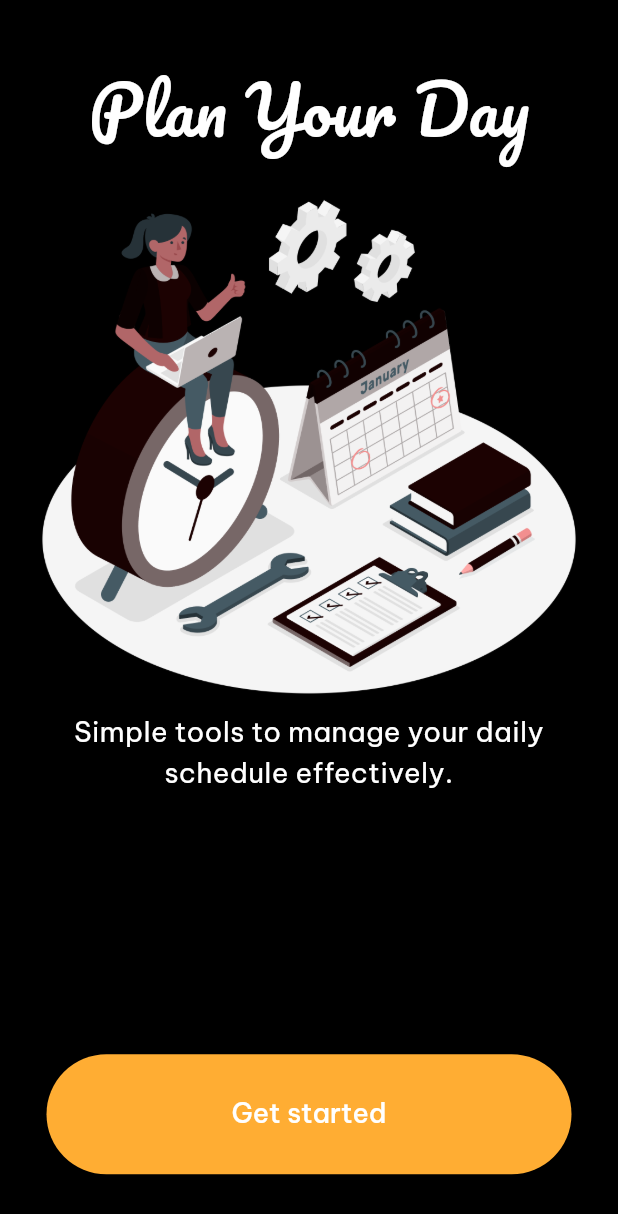
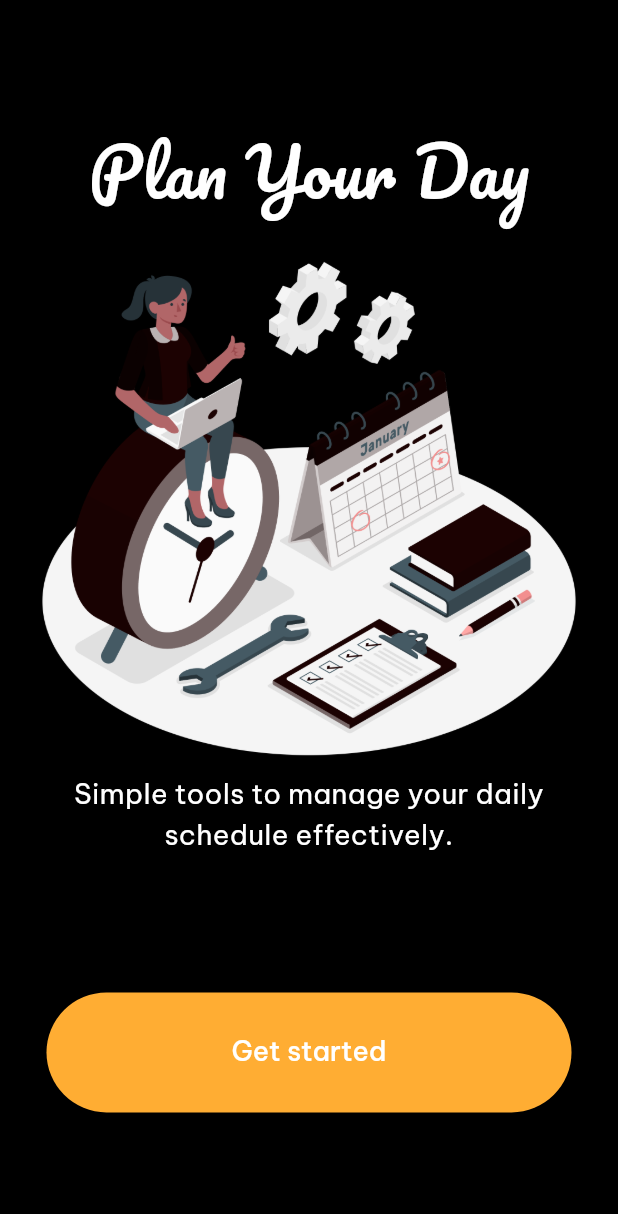
Before and after one commit to ndgthuan/TravelApplication, a Flutter app: the screen it shows after launch, on a phone screen of 412 x 824 dp. Shown: the top 1214 px of the screen. Run offline on Flutter 3.47's test engine with Material 3 defaults, Android fonts, the light colour scheme and no system bars; our stand-ins replace device_preview, firebase_auth, firebase_core, google_fonts, google_sign_in, persistent_bottom_nav_bar_v2; missing offline and left inert: flutter_facebook_auth; accounts and stored records are empty.

Commit message:
Update some stuff

```diff
--- a/lib/screen/Onboarding/screens/start_screen.dart
+++ b/lib/screen/Onboarding/screens/start_screen.dart
@@ -65,15 +65,14 @@ class _StartScreenState extends State<StartScreen>
     final screenWidth = MediaQuery.of(context).size.width;
 
     return Scaffold(
-      body: SafeArea(
-        child: Container(
+      body: Container(
         height: double.infinity,
         width: double.infinity,
-          decoration: const BoxDecoration(color: Color(0xFF000000)),
+        color: Color(0xFF000000),
         // Get start button
         child: Padding(
           padding: EdgeInsets.symmetric(
-              vertical: screenHeight * 0.05,
+            vertical: screenHeight * 0.1,
             horizontal: 20,
           ),
           child: Column(
@@ -81,8 +80,7 @@ class _StartScreenState extends State<StartScreen>
             crossAxisAlignment: CrossAxisAlignment.start,
             children: [
               // Content với animation float từ dưới lên
-                Container(
-                  child: SlideTransition(
+              SlideTransition(
                 position: _buttonSlideAnimation,
                 child: FadeTransition(
                   opacity: _buttonFadeAnimation,
@@ -90,13 +88,11 @@ class _StartScreenState extends State<StartScreen>
                     mainAxisAlignment: MainAxisAlignment.center,
                     crossAxisAlignment: CrossAxisAlignment.center,
                     children: [
-                          Container(
-                            child: Text(
+                      Text(
                         "Plan Your Day",
                         style: GoogleFonts.pacifico(
                           color: Colors.white,
                           fontSize: 44,
-                              ),
                         ),
                       ),
                       Container(
@@ -120,7 +116,6 @@ class _StartScreenState extends State<StartScreen>
                         ),
                       ),
                     ],
-                      ),
                   ),
                 ),
               ),
@@ -208,7 +203,6 @@ class _StartScreenState extends State<StartScreen>
           ),
         ),
       ),
-      ),
     );
   }
 }
```
Also changed, not shown: lib/screen/Auth/screens/login_screen.dart (+15 -5 lines), lib/screen/Auth/screens/register_screen.dart (+14 -4 lines). Lines whose indentation alone changed are shown as unchanged.
